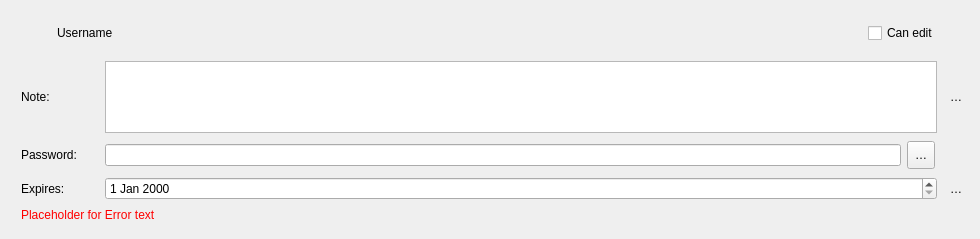
Qt form src/gui/shareuserline.ui (nextmcloud/desktop) before a commit.
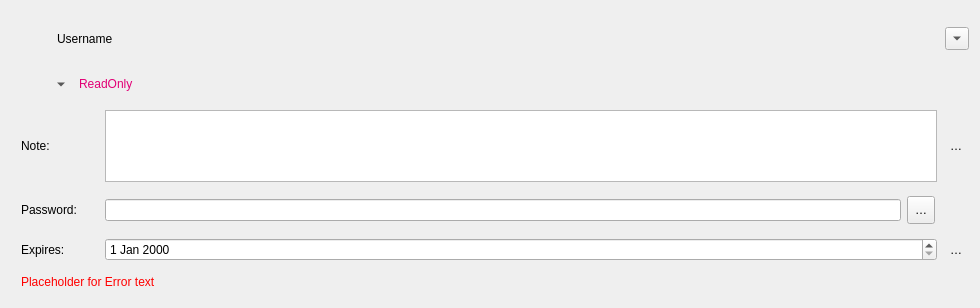
The same form after that commit. Icons and pictures are not drawn. Custom widgets are drawn as their Qt base class.

Patch:
```diff
--- a/src/gui/shareuserline.ui
+++ b/src/gui/shareuserline.ui
@@ -7,7 +7,7 @@
     <x>0</x>
     <y>0</y>
     <width>980</width>
-    <height>239</height>
+    <height>308</height>
    </rect>
   </property>
   <property name="sizePolicy">
@@ -85,27 +85,266 @@
        </property>
       </spacer>
      </item>
-     <item>
-      <widget class="QCheckBox" name="permissionsEdit">
-       <property name="sizePolicy">
-        <sizepolicy hsizetype="Maximum" vsizetype="Fixed">
-         <horstretch>0</horstretch>
-         <verstretch>0</verstretch>
-        </sizepolicy>
-       </property>
-       <property name="text">
-        <string>Can edit</string>
-       </property>
-      </widget>
-     </item>
      <item>
       <widget class="QToolButton" name="permissionToolButton">
+       <property name="enabled">
+        <bool>true</bool>
+       </property>
+       <property name="font">
+        <font>
+         <pointsize>1</pointsize>
+        </font>
+       </property>
+       <property name="cursor">
+        <cursorShape>ArrowCursor</cursorShape>
+       </property>
+       <property name="focusPolicy">
+        <enum>Qt::NoFocus</enum>
+       </property>
+       <property name="contextMenuPolicy">
+        <enum>Qt::DefaultContextMenu</enum>
+       </property>
+       <property name="acceptDrops">
+        <bool>false</bool>
+       </property>
+       <property name="layoutDirection">
+        <enum>Qt::LeftToRight</enum>
+       </property>
        <property name="icon">
         <iconset resource="../../theme.qrc">
          <normaloff>:/client/theme/more.svg</normaloff>:/client/theme/more.svg</iconset>
        </property>
+       <property name="checkable">
+        <bool>false</bool>
+       </property>
+       <property name="popupMode">
+        <enum>QToolButton::InstantPopup</enum>
+       </property>
+       <property name="toolButtonStyle">
+        <enum>Qt::ToolButtonIconOnly</enum>
+       </property>
        <property name="autoRaise">
+        <bool>false</bool>
+       </property>
+       <property name="arrowType">
+        <enum>Qt::DownArrow</enum>
+       </property>
+      </widget>
+     </item>
+    </layout>
+   </item>
+   <item>
+    <layout class="QHBoxLayout" name="horizontalLayout_6">
+     <item>
+      <spacer name="horizontalSpacer_2">
+       <property name="orientation">
+        <enum>Qt::Horizontal</enum>
+       </property>
+       <property name="sizeType">
+        <enum>QSizePolicy::Fixed</enum>
+       </property>
+       <property name="sizeHint" stdset="0">
+        <size>
+         <width>38</width>
+         <height>20</height>
+        </size>
+       </property>
+      </spacer>
+     </item>
+     <item>
+      <widget class="QToolButton" name="permissionMenu">
+       <property name="cursor">
+        <cursorShape>ArrowCursor</cursorShape>
+       </property>
+       <property name="contextMenuPolicy">
+        <enum>Qt::NoContextMenu</enum>
+       </property>
+       <property name="layoutDirection">
+        <enum>Qt::LeftToRight</enum>
+       </property>
+       <property name="autoFillBackground">
+        <bool>false</bool>
+       </property>
+       <property name="icon">
+        <iconset>
+         <normalon>:/client/theme/more.svg</normalon>
+        </iconset>
+       </property>
+       <property name="checkable">
+        <bool>false</bool>
+       </property>
+       <property name="autoRaise">
         <bool>true</bool>
+       </property>
+       <property name="arrowType">
+        <enum>Qt::DownArrow</enum>
+       </property>
+      </widget>
+     </item>
+     <item>
+      <widget class="OCC::ElidedLabel" name="currentPermission">
+       <property name="sizePolicy">
+        <sizepolicy hsizetype="Expanding" vsizetype="Maximum">
+         <horstretch>0</horstretch>
+         <verstretch>0</verstretch>
+        </sizepolicy>
+       </property>
+       <property name="palette">
+        <palette>
+         <active>
+          <colorrole role="WindowText">
+           <brush brushstyle="SolidPattern">
+            <color alpha="255">
+             <red>226</red>
+             <green>0</green>
+             <blue>117</blue>
+            </color>
+           </brush>
+          </colorrole>
+          <colorrole role="Text">
+           <brush brushstyle="SolidPattern">
+            <color alpha="255">
+             <red>226</red>
+             <green>0</green>
+             <blue>117</blue>
+            </color>
+           </brush>
+          </colorrole>
+          <colorrole role="ButtonText">
+           <brush brushstyle="SolidPattern">
+            <color alpha="255">
+             <red>226</red>
+             <green>0</green>
+             <blue>117</blue>
+            </color>
+           </brush>
+          </colorrole>
+          <colorrole role="ToolTipText">
+           <brush brushstyle="SolidPattern">
+            <color alpha="255">
+             <red>226</red>
+             <green>0</green>
+             <blue>116</blue>
+            </color>
+           </brush>
+          </colorrole>
+          <colorrole role="PlaceholderText">
+           <brush brushstyle="SolidPattern">
+            <color alpha="128">
+             <red>0</red>
+             <green>0</green>
+             <blue>0</blue>
+            </color>
+           </brush>
+          </colorrole>
+         </active>
+         <inactive>
+          <colorrole role="WindowText">
+           <brush brushstyle="SolidPattern">
+            <color alpha="255">
+             <red>226</red>
+             <green>0</green>
+             <blue>117</blue>
+            </color>
+           </brush>
+          </colorrole>
+          <colorrole role="Text">
+           <brush brushstyle="SolidPattern">
+            <color alpha="255">
+             <red>226</red>
+             <green>0</green>
+             <blue>117</blue>
+            </color>
+           </brush>
+          </colorrole>
+          <colorrole role="ButtonText">
+           <brush brushstyle="SolidPattern">
+            <color alpha="255">
+             <red>226</red>
+             <green>0</green>
+             <blue>117</blue>
+            </color>
+           </brush>
+          </colorrole>
+          <colorrole role="ToolTipText">
+           <brush brushstyle="SolidPattern">
+            <color alpha="255">
+             <red>226</red>
+             <green>0</green>
+             <blue>116</blue>
+            </color>
+           </brush>
+          </colorrole>
+          <colorrole role="PlaceholderText">
+           <brush brushstyle="SolidPattern">
+            <color alpha="128">
+             <red>0</red>
+             <green>0</green>
+             <blue>0</blue>
+            </color>
+           </brush>
+          </colorrole>
+         </inactive>
+         <disabled>
+          <colorrole role="WindowText">
+           <brush brushstyle="SolidPattern">
+            <color alpha="255">
+             <red>226</red>
+             <green>0</green>
+             <blue>117</blue>
+            </color>
+           </brush>
+          </colorrole>
+          <colorrole role="Text">
+           <brush brushstyle="SolidPattern">
+            <color alpha="255">
+             <red>226</red>
+             <green>0</green>
+             <blue>117</blue>
+            </color>
+           </brush>
+          </colorrole>
+          <colorrole role="ButtonText">
+           <brush brushstyle="SolidPattern">
+            <color alpha="255">
+             <red>226</red>
+             <green>0</green>
+             <blue>117</blue>
+            </color>
+           </brush>
+          </colorrole>
+          <colorrole role="ToolTipText">
+           <brush brushstyle="SolidPattern">
+            <color alpha="255">
+             <red>226</red>
+             <green>0</green>
+             <blue>116</blue>
+            </color>
+           </brush>
+          </colorrole>
+          <colorrole role="PlaceholderText">
+           <brush brushstyle="SolidPattern">
+            <color alpha="128">
+             <red>0</red>
+             <green>0</green>
+             <blue>0</blue>
+            </color>
+           </brush>
+          </colorrole>
+         </disabled>
+        </palette>
+       </property>
+       <property name="styleSheet">
+        <string notr="true">color:rgb(226, 0, 117)</string>
+       </property>
+       <property name="text">
+        <string>ReadOnly</string>
+       </property>
+       <property name="textFormat">
+        <enum>Qt::PlainText</enum>
+       </property>
+       <property name="alignment">
+        <set>Qt::AlignLeading|Qt::AlignLeft|Qt::AlignVCenter</set>
        </property>
       </widget>
      </item>
```
Left out of the diff: 5 changed lines with no effect on the pictures.
